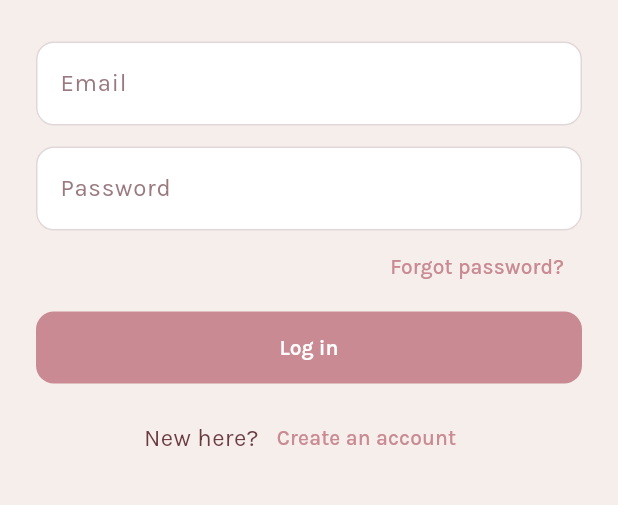
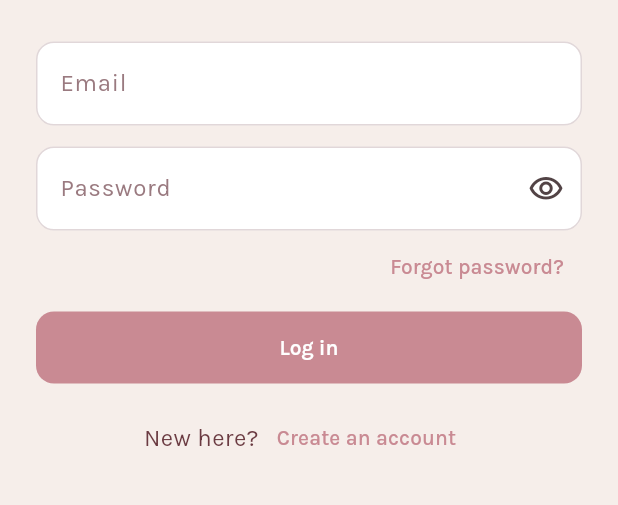
Before and after one commit to EzraGillooly/food-journal, a Flutter app: the SignupScreen screen opened by its route, after a tap on "Sign up", after a tap on "Log in", on a phone screen of 412 x 824 dp, the part 467-972 px from its top. Run offline on Flutter 3.47's test engine with Material 3 defaults, Android fonts, the phone set to English and light mode, and no system bars; our stand-ins replace flutter_riverpod, go_router, image_picker, shared_preferences, supabase_flutter; accounts and stored records are empty.

Commit message:
feat: nav polish + show-password toggle
- remove the logo icon; brand is the wordmark only
- center the nav tabs in the true center of the bar (Stack overlay), not in
  the space between brand and actions
- animate the active-tab underline: it slides fluidly to the tapped tab
  (measured tab geometry + AnimatedPositioned), with a soft text-style fade
- show/hide password toggle on the login and signup password fields

```diff
--- a/lib/features/auth/presentation/login_screen.dart
+++ b/lib/features/auth/presentation/login_screen.dart
@@ -18,6 +18,7 @@ class _LoginScreenState extends ConsumerState<LoginScreen> {
   final _email = TextEditingController();
   final _password = TextEditingController();
   bool _loading = false;
+  bool _showPassword = false;
   String? _error;
 
   @override
@@ -70,9 +71,21 @@ class _LoginScreenState extends ConsumerState<LoginScreen> {
               const SizedBox(height: 14),
               TextFormField(
                 controller: _password,
-                obscureText: true,
+                obscureText: !_showPassword,
                 autofillHints: const [AutofillHints.password],
-                decoration: const InputDecoration(labelText: 'Password'),
+                decoration: InputDecoration(
+                  labelText: 'Password',
+                  suffixIcon: IconButton(
+                    tooltip: _showPassword ? 'Hide password' : 'Show password',
+                    icon: Icon(
+                      _showPassword
+                          ? Icons.visibility_off_outlined
+                          : Icons.visibility_outlined,
+                    ),
+                    onPressed: () =>
+                        setState(() => _showPassword = !_showPassword),
+                  ),
+                ),
                 onFieldSubmitted: (_) => _submit(),
                 validator: (v) =>
                     (v == null || v.isEmpty) ? 'Enter your password' : null,
--- a/lib/features/auth/presentation/signup_screen.dart
+++ b/lib/features/auth/presentation/signup_screen.dart
@@ -18,6 +18,7 @@ class _SignupScreenState extends ConsumerState<SignupScreen> {
   final _email = TextEditingController();
   final _password = TextEditingController();
   bool _loading = false;
+  bool _showPassword = false;
   String? _error;
   bool _sent = false;
 
@@ -89,11 +90,21 @@ class _SignupScreenState extends ConsumerState<SignupScreen> {
               const SizedBox(height: 14),
               TextFormField(
                 controller: _password,
-                obscureText: true,
+                obscureText: !_showPassword,
                 autofillHints: const [AutofillHints.newPassword],
-                decoration: const InputDecoration(
+                decoration: InputDecoration(
                   labelText: 'Password',
                   helperText: 'At least 6 characters',
+                  suffixIcon: IconButton(
+                    tooltip: _showPassword ? 'Hide password' : 'Show password',
+                    icon: Icon(
+                      _showPassword
+                          ? Icons.visibility_off_outlined
+                          : Icons.visibility_outlined,
+                    ),
+                    onPressed: () =>
+                        setState(() => _showPassword = !_showPassword),
+                  ),
                 ),
                 onFieldSubmitted: (_) => _submit(),
                 validator: (v) => (v == null || v.length < 6)
```
Also changed, not shown: lib/shared/app_shell.dart (+123 -52 lines).
